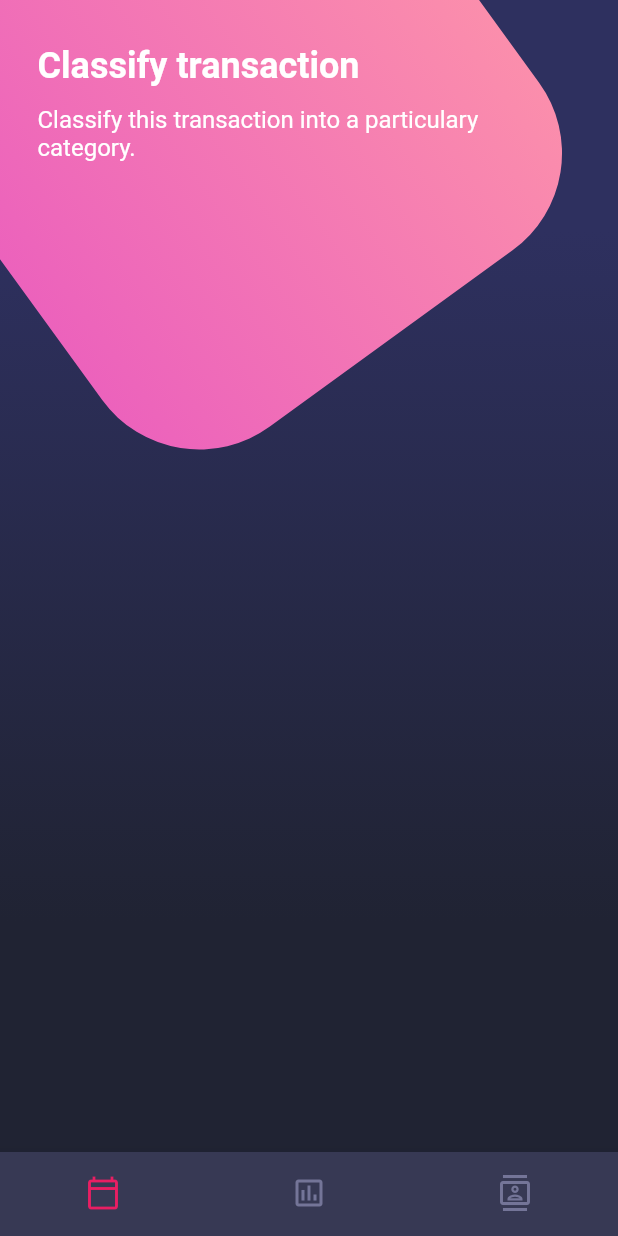
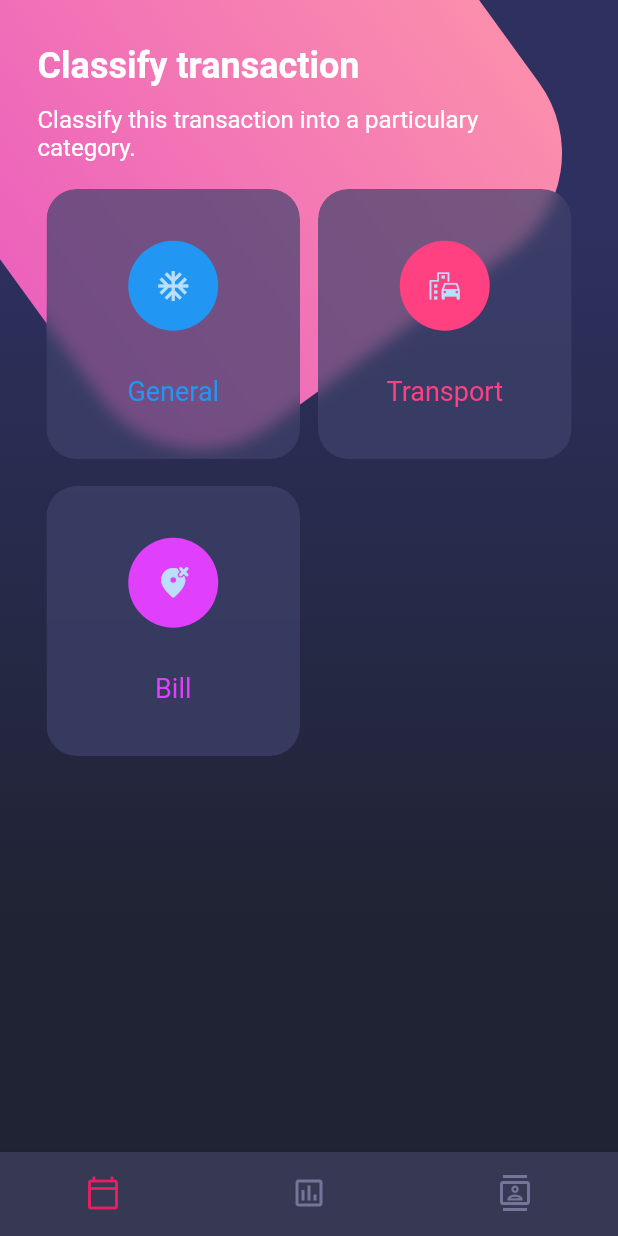
Before and after one commit to Josehdez96/flutter-designs, a Flutter app: the screen it shows after launch, on a phone screen of 412 x 824 dp. Run offline on Flutter 3.47's test engine with Material 2 defaults, Android fonts, the phone set to English and light mode, and no system bars.

Commit message:
feat(categories_selection): categories

```diff
--- /dev/null
+++ b/lib/ui/widgets/categories_selection.dart
@@ -0,0 +1,94 @@
+import 'dart:ui';
+
+import 'package:flutter/material.dart';
+
+class CategoriesSelection extends StatelessWidget {
+  const CategoriesSelection({ Key? key }) : super(key: key);
+
+  @override
+  Widget build(BuildContext context) {
+    return Table(
+      children: [
+        const TableRow(
+          children: [
+            _Category(text: 'General', icon: Icons.ac_unit, color: Colors.blue),
+            _Category(text: 'Transport', icon: Icons.emoji_transportation, color: Colors.pinkAccent),
+          ]
+        ),
+        TableRow(
+          children: [
+            const _Category(text: 'Bill', icon: Icons.wrong_location_rounded, color: Colors.purpleAccent),
+            Container()
+          ]
+        ),
+      ],
+    );
+  }
+}
+
+class _Category extends StatelessWidget {
+  final IconData icon;
+  final Color color;
+  final String text;
+
+  const _Category({
+    Key? key,
+    required this.icon,
+    required this.color,
+    required this.text,
+  }) : super(key: key);
+
+  @override
+  Widget build(BuildContext context) {
+    return _BackgroundCategory(
+      child: Column(
+        mainAxisAlignment: MainAxisAlignment.center,
+        children: [
+          CircleAvatar(
+            backgroundColor: color,
+            child: Icon(icon),
+            radius: 30,
+          ),
+          const SizedBox(height: 30),
+          Text(
+            text,
+            style: TextStyle(
+              color: color,
+              fontSize: 18
+            ),
+          )
+        ],
+      )
+    );
+  }
+}
+
+class _BackgroundCategory extends StatelessWidget {
+  final Widget child;
+
+  const _BackgroundCategory({
+    Key? key,
+    required this.child
+  }) : super(key: key);
+
+  @override
+  Widget build(BuildContext context) {
+    return Container(
+      margin: const EdgeInsets.only(right: 6, left: 6, top: 18),
+      child: ClipRRect(
+        borderRadius: BorderRadius.circular(20),
+        child: BackdropFilter(
+          filter: ImageFilter.blur(sigmaX: 5, sigmaY: 5 ),
+          child: Container(
+            height: 180,
+            decoration: BoxDecoration(
+              color: const Color.fromRGBO(62, 66, 107, 0.7),
+              borderRadius: BorderRadius.circular(20)
+            ),
+            child: child,
+          ),
+        ),
+      ),
+    );
+  }
+}
--- a/lib/ui/widgets/home_body.dart
+++ b/lib/ui/widgets/home_body.dart
@@ -1,4 +1,5 @@
 import 'package:flutter/material.dart';
+import 'package:flutter_designs/ui/widgets/categories_selection.dart';
 import 'package:flutter_designs/ui/widgets/page_title.dart';
 
 class HomeBody extends StatelessWidget {
@@ -12,7 +13,8 @@ class HomeBody extends StatelessWidget {
           margin: const EdgeInsets.symmetric(horizontal: 25, vertical: 30),
           child: Column(
             children: const [
-              PageTitle()
+              PageTitle(),
+              CategoriesSelection()
             ],
           ),
         ),
```
